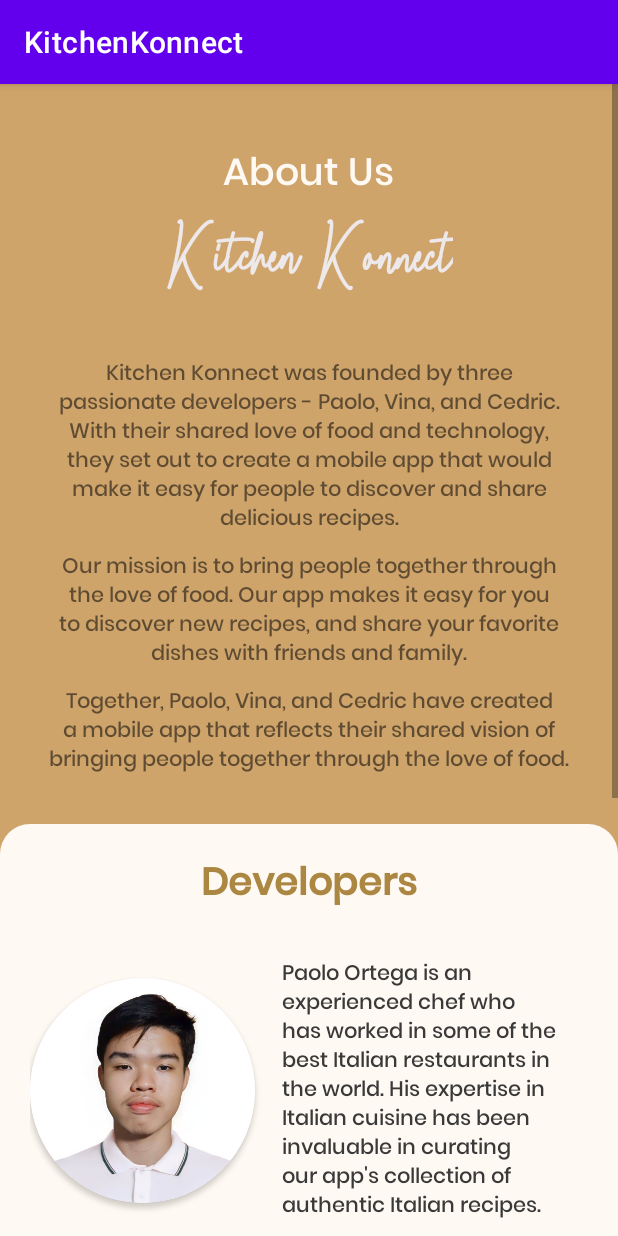
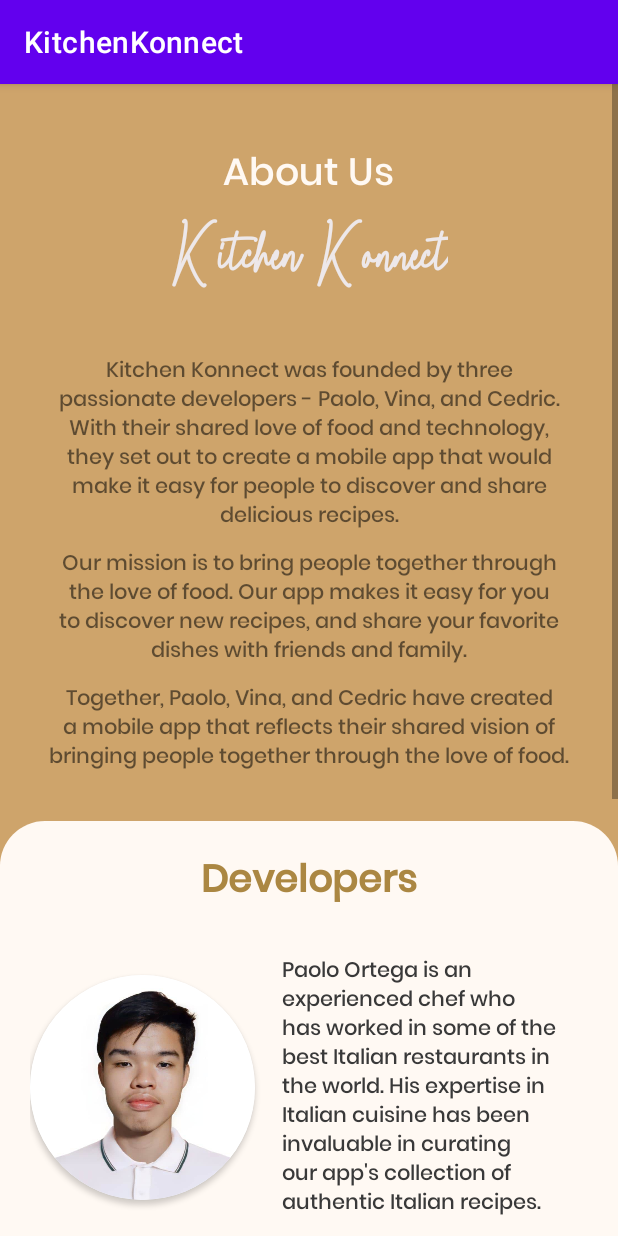
Before and after one commit to cedric882/kitchenkonnect, an Android app: the AboutUs screen opened directly, with no data from a screen before it, on a phone screen of 412 x 824 dp. Run offline under Robolectric (Android 15) with nearby library versions, the phone set to English and light mode, and no system bars.

Commit message:
box radius and app name change size

```diff
--- a/app/src/main/res/drawable/boxradius.xml
+++ b/app/src/main/res/drawable/boxradius.xml
@@ -1,6 +1,6 @@
 <?xml version="1.0" encoding="utf-8"?>
 <shape xmlns:android="http://schemas.android.com/apk/res/android">
 
-    <corners android:radius="20dp"/>
+    <corners android:radius="30dp"/>
     <solid android:color="#FFF9F3"/>
 </shape>
--- a/app/src/main/res/layout/activity_about_us.xml
+++ b/app/src/main/res/layout/activity_about_us.xml
@@ -32,7 +32,7 @@
             android:fontFamily="@font/jonathan_signature"
             android:text="Kitchen Konnect"
             android:textColor="#EDE8EA"
-            android:textSize="41sp"
+            android:textSize="40sp"
             android:textStyle="bold" />
 
 
@@ -104,7 +104,7 @@
                 </androidx.cardview.widget.CardView>
 
                 <TextView
-                    android:layout_width="214dp"
+                    android:layout_width="wrap_content"
                     android:layout_height="wrap_content"
                     android:layout_marginStart="8dp"
                     android:fontFamily="@font/poppinsmedium"
@@ -132,7 +132,7 @@
                 </androidx.cardview.widget.CardView>
 
                 <TextView
-                    android:layout_width="214dp"
+                    android:layout_width="wrap_content"
                     android:layout_height="wrap_content"
                     android:layout_marginStart="8dp"
                     android:fontFamily="@font/poppinsmedium"
@@ -160,7 +160,7 @@
                 </androidx.cardview.widget.CardView>
 
                 <TextView
-                    android:layout_width="214dp"
+                    android:layout_width="wrap_content"
                     android:layout_height="wrap_content"
                     android:layout_marginStart="8dp"
                     android:fontFamily="@font/poppinsmedium"
```
